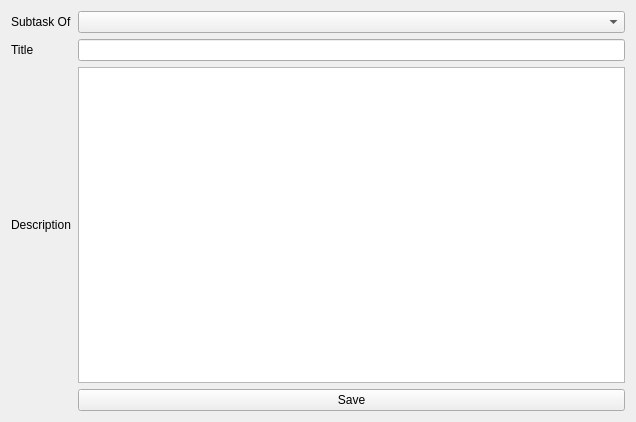
The window that qtMushi/qtMushi/taskeditor.ui (JWambaugh/mushi) describes before a commit, drawn with Qt 5.
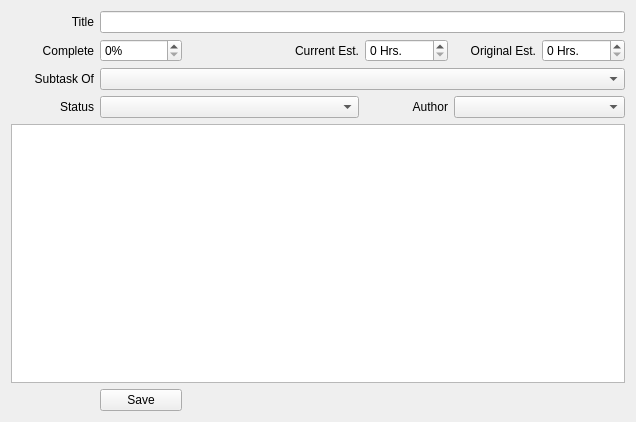
The same window after the commit.

Patch:
```diff
--- a/qtMushi/qtMushi/taskeditor.ui
+++ b/qtMushi/qtMushi/taskeditor.ui
@@ -19,38 +19,117 @@
      <property name="text">
       <string>Title</string>
      </property>
+     <property name="alignment">
+      <set>Qt::AlignRight|Qt::AlignTrailing|Qt::AlignVCenter</set>
+     </property>
     </widget>
    </item>
-   <item row="2" column="1">
+   <item row="2" column="1" colspan="6">
     <widget class="QLineEdit" name="title"/>
    </item>
-   <item row="3" column="1">
+   <item row="8" column="0" colspan="7">
     <widget class="QTextEdit" name="description"/>
    </item>
-   <item row="3" column="0">
-    <widget class="QLabel" name="label_2">
-     <property name="text">
-      <string>Description</string>
-     </property>
-    </widget>
-   </item>
-   <item row="4" column="1">
+   <item row="9" column="1">
     <widget class="QPushButton" name="saveButton">
      <property name="text">
       <string>Save</string>
      </property>
     </widget>
    </item>
-   <item row="1" column="1">
-    <widget class="QComboBox" name="taskCombo"/>
+   <item row="3" column="1">
+    <widget class="QSpinBox" name="percentComplete">
+     <property name="suffix">
+      <string>%</string>
+     </property>
+     <property name="maximum">
+      <number>100</number>
+     </property>
+    </widget>
    </item>
-   <item row="1" column="0">
+   <item row="3" column="0">
+    <widget class="QLabel" name="label_4">
+     <property name="text">
+      <string>Complete</string>
+     </property>
+     <property name="alignment">
+      <set>Qt::AlignRight|Qt::AlignTrailing|Qt::AlignVCenter</set>
+     </property>
+    </widget>
+   </item>
+   <item row="6" column="0">
     <widget class="QLabel" name="label_3">
      <property name="text">
       <string>Subtask Of</string>
      </property>
+     <property name="alignment">
+      <set>Qt::AlignRight|Qt::AlignTrailing|Qt::AlignVCenter</set>
+     </property>
     </widget>
    </item>
+   <item row="3" column="5">
+    <widget class="QLabel" name="label_2">
+     <property name="text">
+      <string>Original Est.</string>
+     </property>
+     <property name="alignment">
+      <set>Qt::AlignRight|Qt::AlignTrailing|Qt::AlignVCenter</set>
+     </property>
+    </widget>
+   </item>
+   <item row="3" column="6">
+    <widget class="QSpinBox" name="originalEstimate">
+     <property name="suffix">
+      <string> Hrs.</string>
+     </property>
+    </widget>
+   </item>
+   <item row="3" column="3">
+    <widget class="QLabel" name="label_5">
+     <property name="text">
+      <string>Current Est.</string>
+     </property>
+     <property name="alignment">
+      <set>Qt::AlignRight|Qt::AlignTrailing|Qt::AlignVCenter</set>
+     </property>
+    </widget>
+   </item>
+   <item row="3" column="4">
+    <widget class="QSpinBox" name="currentEstimate">
+     <property name="suffix">
+      <string> Hrs.</string>
+     </property>
+    </widget>
+   </item>
+   <item row="6" column="1" colspan="6">
+    <widget class="QComboBox" name="taskCombo"/>
+   </item>
+   <item row="7" column="1" colspan="3">
+    <widget class="QComboBox" name="statusCombo"/>
+   </item>
+   <item row="7" column="0">
+    <widget class="QLabel" name="label_6">
+     <property name="text">
+      <string>Status</string>
+     </property>
+     <property name="alignment">
+      <set>Qt::AlignRight|Qt::AlignTrailing|Qt::AlignVCenter</set>
+     </property>
+    </widget>
+   </item>
+   <item row="7" column="4">
+    <widget class="QLabel" name="label_7">
+     <property name="text">
+      <string>Author</string>
+     </property>
+     <property name="alignment">
+      <set>Qt::AlignRight|Qt::AlignTrailing|Qt::AlignVCenter</set>
+     </property>
+    </widget>
+   </item>
+   <item row="7" column="5" colspan="2">
+    <widget class="QComboBox" name="authorCombo"/>
+   </item>
   </layout>
  </widget>
  <resources/>
```
